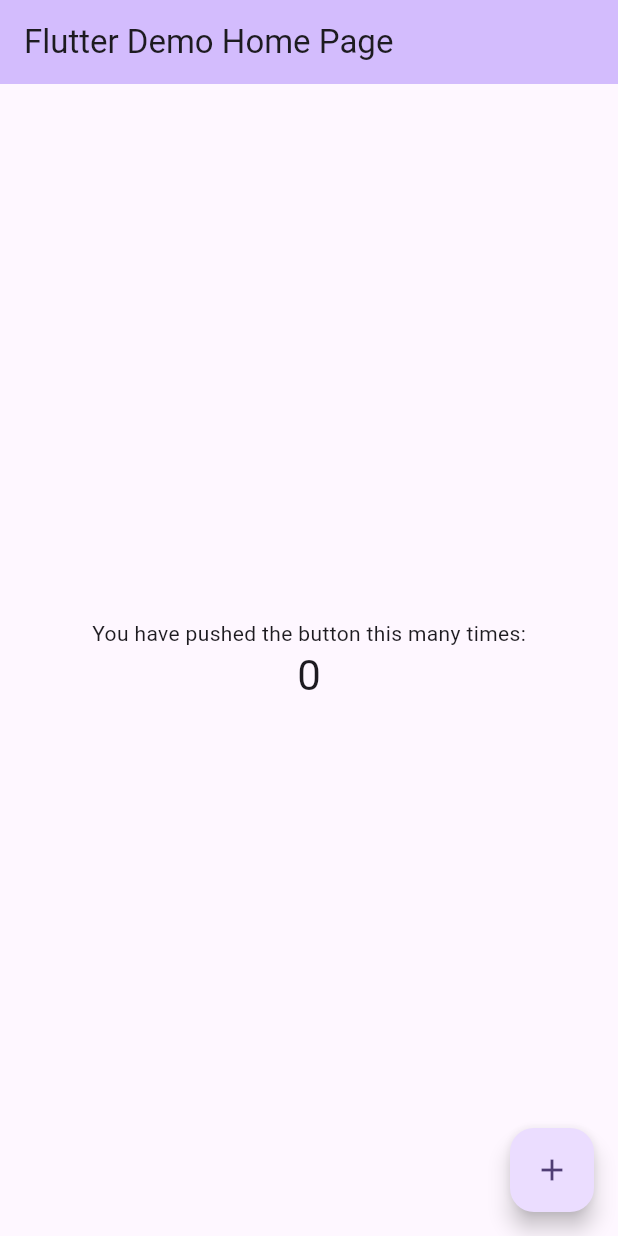
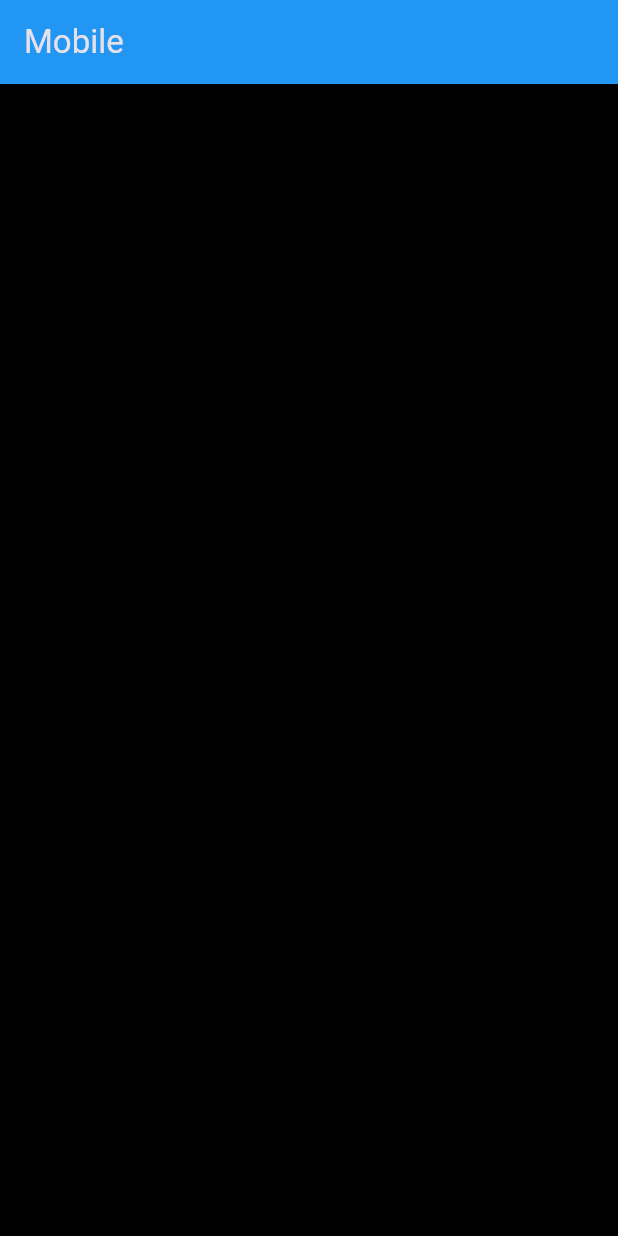
Before and after one commit to Aabis-Ahmed-Hassan/Instagram-Clone-Firebase, a Flutter app: the screen it shows after launch, on a phone screen of 412 x 824 dp. Run offline on Flutter 3.47's test engine with Material 3 defaults, Android fonts, the phone set to English and light mode, and no system bars.

Commit message:
Done with basic settings

```diff
--- a/lib/main.dart
+++ b/lib/main.dart
@@ -1,125 +1,24 @@
 import 'package:flutter/material.dart';
+import 'package:instagram_clone_firebase/responsiveness/layout_determiner.dart';
+import 'package:instagram_clone_firebase/responsiveness/mobile_layout.dart';
+import 'package:instagram_clone_firebase/responsiveness/web_layout.dart';
 
 void main() {
-  runApp(const MyApp());
+  runApp(MyApp());
 }
 
 class MyApp extends StatelessWidget {
   const MyApp({super.key});
 
-  // This widget is the root of your application.
   @override
   Widget build(BuildContext context) {
     return MaterialApp(
-      title: 'Flutter Demo',
-      theme: ThemeData(
-        // This is the theme of your application.
-        //
-        // TRY THIS: Try running your application with "flutter run". You'll see
-        // the application has a purple toolbar. Then, without quitting the app,
-        // try changing the seedColor in the colorScheme below to Colors.green
-        // and then invoke "hot reload" (save your changes or press the "hot
-        // reload" button in a Flutter-supported IDE, or press "r" if you used
-        // the command line to start the app).
-        //
-        // Notice that the counter didn't reset back to zero; the application
-        // state is not lost during the reload. To reset the state, use hot
-        // restart instead.
-        //
-        // This works for code too, not just values: Most code changes can be
-        // tested with just a hot reload.
-        colorScheme: ColorScheme.fromSeed(seedColor: Colors.deepPurple),
-        useMaterial3: true,
+      debugShowCheckedModeBanner: false,
+      theme: ThemeData.dark().copyWith(
+        scaffoldBackgroundColor: Colors.black,
       ),
-      home: const MyHomePage(title: 'Flutter Demo Home Page'),
+      home: LayoutDeterminer(
+          WebLayout: WebLayout(), MobileLayout: MobileLayout(),),
     );
   }
 }
-
-class MyHomePage extends StatefulWidget {
-  const MyHomePage({super.key, required this.title});
-
-  // This widget is the home page of your application. It is stateful, meaning
-  // that it has a State object (defined below) that contains fields that affect
-  // how it looks.
-
-  // This class is the configuration for the state. It holds the values (in this
-  // case the title) provided by the parent (in this case the App widget) and
-  // used by the build method of the State. Fields in a Widget subclass are
-  // always marked "final".
-
-  final String title;
-
-  @override
-  State<MyHomePage> createState() => _MyHomePageState();
-}
-
-class _MyHomePageState extends State<MyHomePage> {
-  int _counter = 0;
-
-  void _incrementCounter() {
-    setState(() {
-      // This call to setState tells the Flutter framework that something has
-      // changed in this State, which causes it to rerun the build method below
-      // so that the display can reflect the updated values. If we changed
-      // _counter without calling setState(), then the build method would not be
-      // called again, and so nothing would appear to happen.
-      _counter++;
-    });
-  }
-
-  @override
-  Widget build(BuildContext context) {
-    // This method is rerun every time setState is called, for instance as done
-    // by the _incrementCounter method above.
-    //
-    // The Flutter framework has been optimized to make rerunning build methods
-    // fast, so that you can just rebuild anything that needs updating rather
-    // than having to individually change instances of widgets.
-    return Scaffold(
-      appBar: AppBar(
-        // TRY THIS: Try changing the color here to a specific color (to
-        // Colors.amber, perhaps?) and trigger a hot reload to see the AppBar
-        // change color while the other colors stay the same.
-        backgroundColor: Theme.of(context).colorScheme.inversePrimary,
-        // Here we take the value from the MyHomePage object that was created by
-        // the App.build method, and use it to set our appbar title.
-        title: Text(widget.title),
-      ),
-      body: Center(
-        // Center is a layout widget. It takes a single child and positions it
-        // in the middle of the parent.
-        child: Column(
-          // Column is also a layout widget. It takes a list of children and
-          // arranges them vertically. By default, it sizes itself to fit its
-          // children horizontally, and tries to be as tall as its parent.
-          //
-          // Column has various properties to control how it sizes itself and
-          // how it positions its children. Here we use mainAxisAlignment to
-          // center the children vertically; the main axis here is the vertical
-          // axis because Columns are vertical (the cross axis would be
-          // horizontal).
-          //
-          // TRY THIS: Invoke "debug painting" (choose the "Toggle Debug Paint"
-          // action in the IDE, or press "p" in the console), to see the
-          // wireframe for each widget.
-          mainAxisAlignment: MainAxisAlignment.center,
-          children: <Widget>[
-            const Text(
-              'You have pushed the button this many times:',
-            ),
-            Text(
-              '$_counter',
-              style: Theme.of(context).textTheme.headlineMedium,
-            ),
-          ],
-        ),
-      ),
-      floatingActionButton: FloatingActionButton(
-        onPressed: _incrementCounter,
-        tooltip: 'Increment',
-        child: const Icon(Icons.add),
-      ), // This trailing comma makes auto-formatting nicer for build methods.
-    );
-  }
-}
--- /dev/null
+++ b/lib/responsiveness/layout_determiner.dart
@@ -0,0 +1,25 @@
+import 'package:flutter/material.dart';
+import 'package:instagram_clone_firebase/utils/responsive_dimensions.dart';
+
+class LayoutDeterminer extends StatelessWidget {
+  Widget WebLayout;
+  Widget MobileLayout;
+  LayoutDeterminer({
+    super.key,
+    required this.WebLayout,
+    required this.MobileLayout,
+  });
+
+  @override
+  Widget build(BuildContext context) {
+    return LayoutBuilder(
+      builder: (context, constraints) {
+        if (constraints.maxWidth > WebDimensions) {
+          return WebLayout;
+        } else {
+          return MobileLayout;
+        }
+      },
+    );
+  }
+}
--- /dev/null
+++ b/lib/responsiveness/mobile_layout.dart
@@ -0,0 +1,15 @@
+import 'package:flutter/material.dart';
+
+class MobileLayout extends StatelessWidget {
+  const MobileLayout({super.key});
+
+  @override
+  Widget build(BuildContext context) {
+    return Scaffold(
+      appBar: AppBar(
+        backgroundColor: Colors.blue,
+        title: Text('Mobile'),
+      ),
+    );
+  }
+}
--- /dev/null
+++ b/lib/responsiveness/web_layout.dart
@@ -0,0 +1,15 @@
+import 'package:flutter/material.dart';
+
+class WebLayout extends StatelessWidget {
+  const WebLayout({super.key});
+
+  @override
+  Widget build(BuildContext context) {
+    return Scaffold(
+      appBar: AppBar(
+        backgroundColor: Colors.red,
+        title: Text('Web'),
+      ),
+    );
+  }
+}
--- /dev/null
+++ b/lib/utils/colors.dart
@@ -0,0 +1,8 @@
+import 'package:flutter/material.dart';
+
+const mobileBackgroundColor = Color.fromRGBO(0, 0, 0, 1);
+const webBackgroundColor = Color.fromRGBO(18, 18, 18, 1);
+const mobileSearchColor = Color.fromRGBO(38, 38, 38, 1);
+const blueColor = Color.fromRGBO(0, 149, 246, 1);
+const primaryColor = Colors.white;
+const secondaryColor = Colors.grey;
--- /dev/null
+++ b/lib/utils/responsive_dimensions.dart
@@ -0,0 +1 @@
+const WebDimensions = 600;
```
